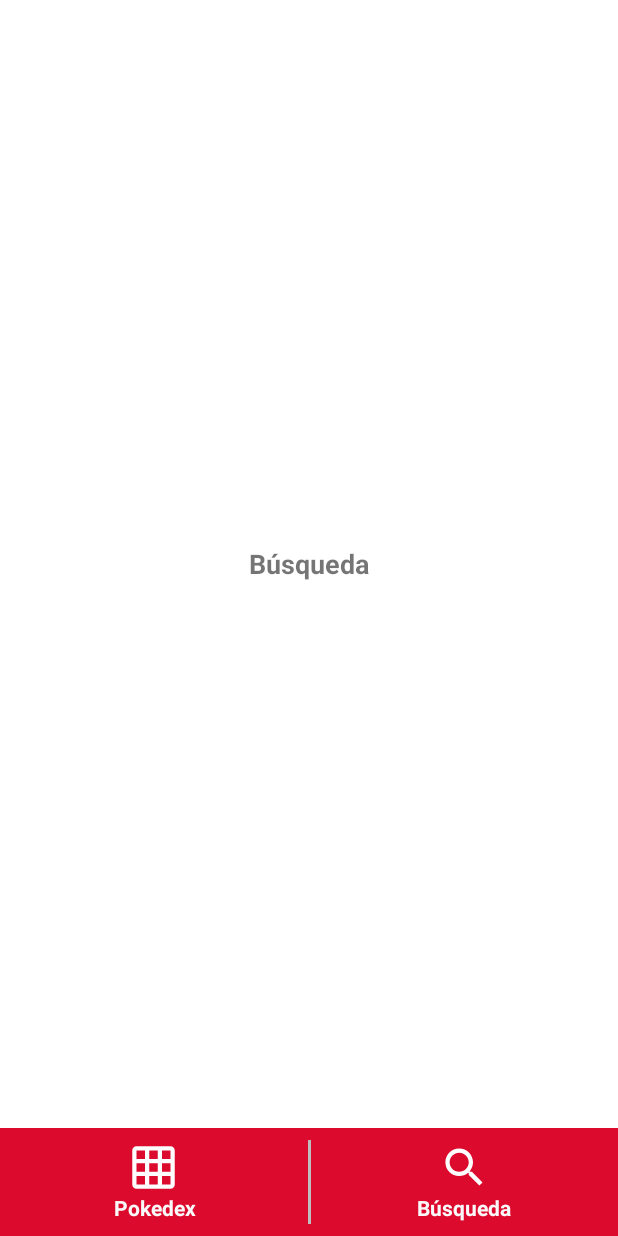
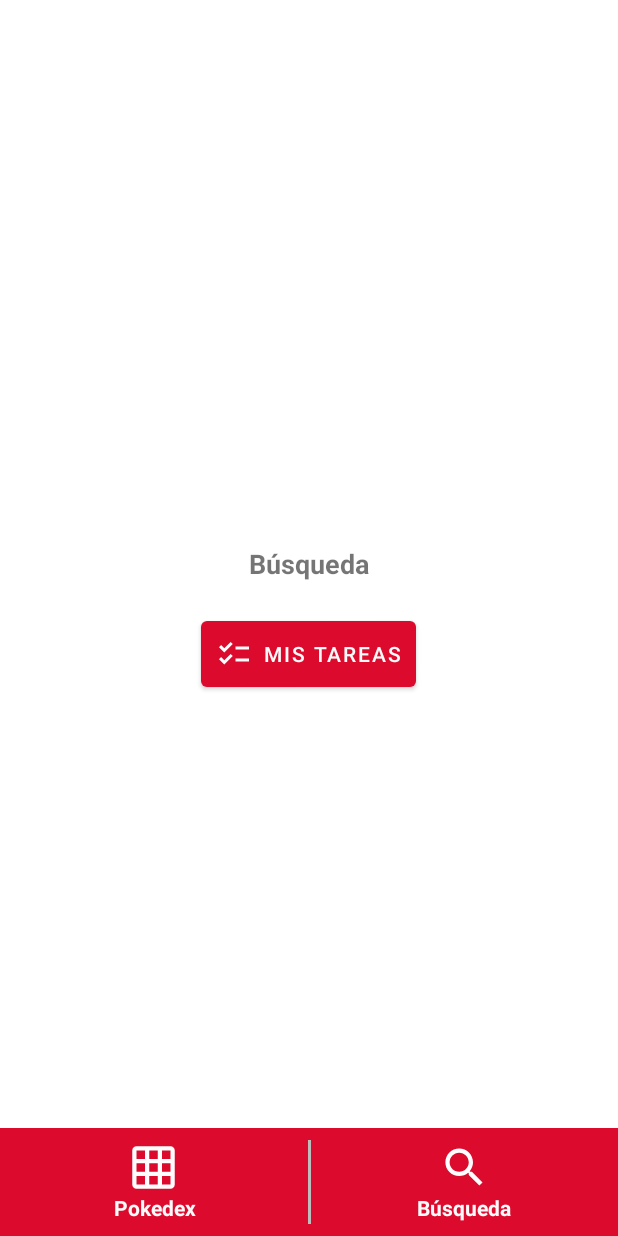
Before and after one commit to ZValer/PokedexApp, an Android app: the screen it shows after launch (MainActivity), after a tap on "Búsqueda", on a phone screen of 412 x 824 dp. Run offline under Robolectric (Android 15) with nearby library versions, the phone set to English and light mode, and no system bars; 1 statement that could not run was skipped.

Commit message:
Agregar un botón con icono

```diff
--- /dev/null
+++ b/app/src/main/res/drawable/icon_tareas.xml
@@ -0,0 +1,5 @@
+<vector xmlns:android="http://schemas.android.com/apk/res/android" android:height="24dp" android:tint="#FDFDFD" android:viewportHeight="24" android:viewportWidth="24" android:width="24dp">
+
+    <path android:fillColor="@android:color/white" android:pathData="M22,7h-9v2h9V7zM22,15h-9v2h9V15zM5.54,11L2,7.46l1.41,-1.41l2.12,2.12l4.24,-4.24l1.41,1.41L5.54,11zM5.54,19L2,15.46l1.41,-1.41l2.12,2.12l4.24,-4.24l1.41,1.41L5.54,19z"/>
+
+</vector>
--- a/app/src/main/res/layout/fragment_search.xml
+++ b/app/src/main/res/layout/fragment_search.xml
@@ -5,12 +5,24 @@
     android:layout_height="match_parent">
 
     <TextView
+        android:id="@+id/tituloBusqueda"
         android:layout_width="match_parent"
         android:layout_height="wrap_content"
         android:text="Búsqueda"
         android:layout_centerInParent="true"
         android:gravity="center"
         android:textSize="18sp"
-        android:textStyle="bold"
-        />
+        android:textStyle="bold"/>
+
+    <!-- Botón con texto "Mis tareas" y un icono a la izquierda -->
+    <Button
+        android:id="@+id/btn_mis_tareas"
+        android:layout_width="wrap_content"
+        android:layout_height="wrap_content"
+        android:text="Mis tareas"
+        android:drawableLeft="@drawable/icon_tareas"
+        android:layout_below="@id/tituloBusqueda"
+        android:layout_centerHorizontal="true"
+        android:layout_marginTop="20dp"
+        android:padding="10dp"/>
 </RelativeLayout>
```
